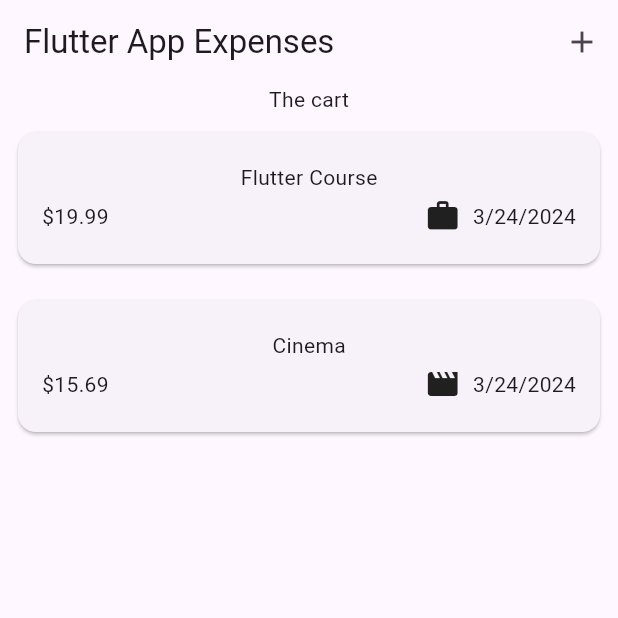
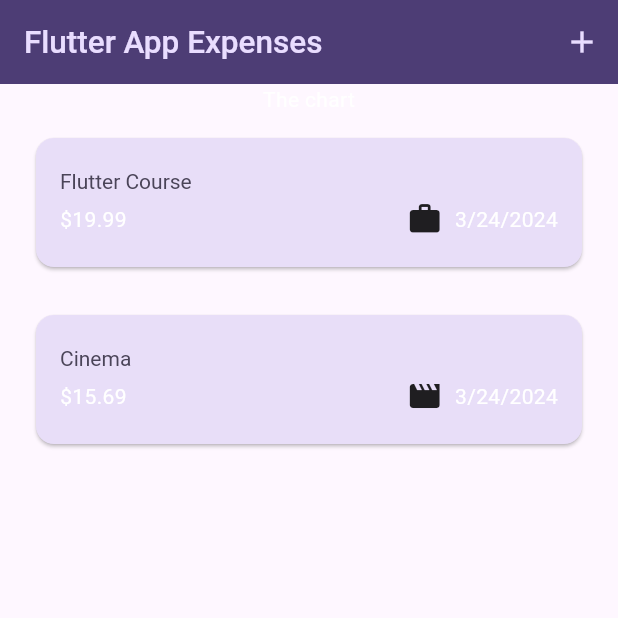
Before and after one commit to alifrizqullahmaruf/expense_tracker, a Flutter app: the screen it shows after launch, on a phone screen of 412 x 824 dp, the top half of it. Run offline on Flutter 3.47's test engine with Material 3 defaults, Android fonts, the phone set to English and light mode, and no system bars.

Commit message:
Add some theme

```diff
--- a/lib/Widget/expenses_list/expenses_item.dart
+++ b/lib/Widget/expenses_list/expenses_item.dart
@@ -14,8 +14,12 @@ class ExpensesItem extends StatelessWidget {
         child: Padding(
           padding: const EdgeInsets.symmetric(vertical: 20, horizontal: 16),
           child: Column(
+            crossAxisAlignment: CrossAxisAlignment.start,
             children: [
-              Text(expenses.title),
+              Text(
+                expenses.title,
+                style: Theme.of(context).textTheme.titleLarge,
+              ),
               const SizedBox(
                 height: 4,
               ),
--- a/lib/Widget/expenses_list/expenses_list.dart
+++ b/lib/Widget/expenses_list/expenses_list.dart
@@ -3,7 +3,8 @@ import 'package:expense_tracker/model/expense.dart';
 import 'package:flutter/material.dart';
 
 class ExpensesList extends StatelessWidget {
-  const ExpensesList({super.key, required this.expenses, required this.onRemovedExpense});
+  const ExpensesList(
+      {super.key, required this.expenses, required this.onRemovedExpense});
 
   final List<Expense> expenses;
   final Function(Expense expense) onRemovedExpense;
@@ -13,13 +14,27 @@ class ExpensesList extends StatelessWidget {
     return ListView.builder(
       itemCount: expenses.length,
       itemBuilder: (ctx, index) => Dismissible(
-          key: ValueKey(
-            expenses[index],
+        background: Container(
+          color: Theme.of(context).colorScheme.error.withOpacity(0.75),
+          margin: EdgeInsets.symmetric(
+              horizontal: Theme.of(context).cardTheme.margin!.horizontal,
+              vertical: Theme.of(context).cardTheme.margin!.vertical),
+          padding: const EdgeInsets.all(16),
+          child: const Icon(
+            Icons.delete,
+            color: Colors.white,
           ),
-          onDismissed: (direction) {
-            onRemovedExpense(expenses[index]);
-          },
-          child: ExpensesItem(expenses: expenses[index])),
+        ),
+        key: ValueKey(
+          expenses[index],
+        ),
+        onDismissed: (direction) {
+          onRemovedExpense(expenses[index]);
+        },
+        child: ExpensesItem(
+          expenses: expenses[index],
+        ),
+      ),
     );
   }
 }
--- a/lib/expenses.dart
+++ b/lib/expenses.dart
@@ -45,29 +45,56 @@ class _ExpensesState extends State<Expenses> {
   }
 
   void _removeExpense(Expense expense) {
+    final expensesList = _registeredExpenses.indexOf(expense);
     setState(() {
       _registeredExpenses.remove(expense);
     });
+    ScaffoldMessenger.of(context).showSnackBar(
+      SnackBar(
+        duration: const Duration(seconds: 3),
+        content: Text('Expense removed'),
+        action: SnackBarAction(
+            label: 'Undo',
+            onPressed: () {
+              setState(() {
+                _registeredExpenses.insert(expensesList, expense);
+              });
+            }),
+      ),
+    );
   }
 
   @override
   Widget build(BuildContext context) {
+    Widget mainContent = const Center(
+      child: Text('No expenses found. Start adding some!'),
+    );
+
+    if (_registeredExpenses.isNotEmpty) {
+      mainContent = ExpensesList(
+        expenses: _registeredExpenses,
+        onRemovedExpense: _removeExpense,
+      );
+    }
     return Scaffold(
       appBar: AppBar(
-        title: const Text("Flutter App Expenses"),
+        title: const Text(
+          "Flutter App Expenses",
+          style: TextStyle(fontSize: 21, fontWeight: FontWeight.w500),
+        ),
         actions: [
           IconButton(
-              onPressed: _openAddExpensiveOverLay, icon: const Icon(Icons.add))
+            onPressed: _openAddExpensiveOverLay,
+            icon: const Icon(Icons.add),
+          )
         ],
       ),
       body: Column(
         children: [
-          const Text("The cart"),
+          const Text('The chart'),
           Expanded(
-              child: ExpensesList(
-            expenses: _registeredExpenses,
-            onRemovedExpense: _removeExpense,
-          ))
+            child: mainContent,
+          )
         ],
       ),
     );
--- a/lib/main.dart
+++ b/lib/main.dart
@@ -1,5 +1,9 @@
 import 'package:expense_tracker/expenses.dart';
 import 'package:flutter/material.dart';
+
+var kColorScheme = ColorScheme.fromSeed(
+  seedColor: const Color.fromARGB(255, 96, 59, 181),
+);
 
 void main() {
   runApp(const MyApp());
@@ -11,10 +15,30 @@ class MyApp extends StatelessWidget {
   // This widget is the root of your application.
   @override
   Widget build(BuildContext context) {
-    return const MaterialApp(
+    return MaterialApp(
       debugShowCheckedModeBanner: false,
-      // theme: ThemeData(useMaterial3: true),
-      home: Expenses(),
+      theme: ThemeData().copyWith(
+        useMaterial3: true,
+        colorScheme: kColorScheme,
+        appBarTheme: const AppBarTheme().copyWith(
+            backgroundColor: kColorScheme.onPrimaryContainer,
+            foregroundColor: kColorScheme.primaryContainer),
+        cardTheme: const CardTheme().copyWith(
+          color: kColorScheme.secondaryContainer,
+          margin: const EdgeInsets.symmetric(horizontal: 16, vertical: 8),
+        ),
+        elevatedButtonTheme: ElevatedButtonThemeData(
+          style: ElevatedButton.styleFrom(
+              backgroundColor: kColorScheme.primaryContainer),
+        ),
+        textTheme: const TextTheme().copyWith(
+          titleLarge: TextStyle(
+              fontWeight: FontWeight.normal,
+              color: kColorScheme.onSecondaryContainer,
+              fontSize: 14),
+        ),
+      ),
+      home: const Expenses(),
     );
   }
 }
```
